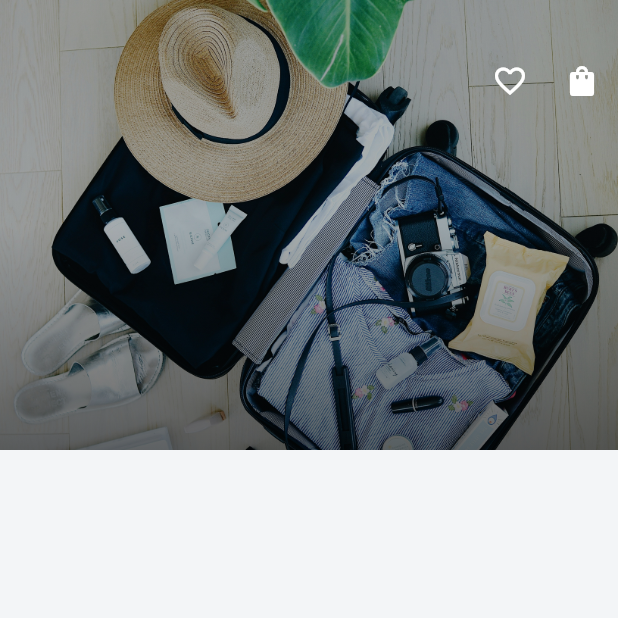
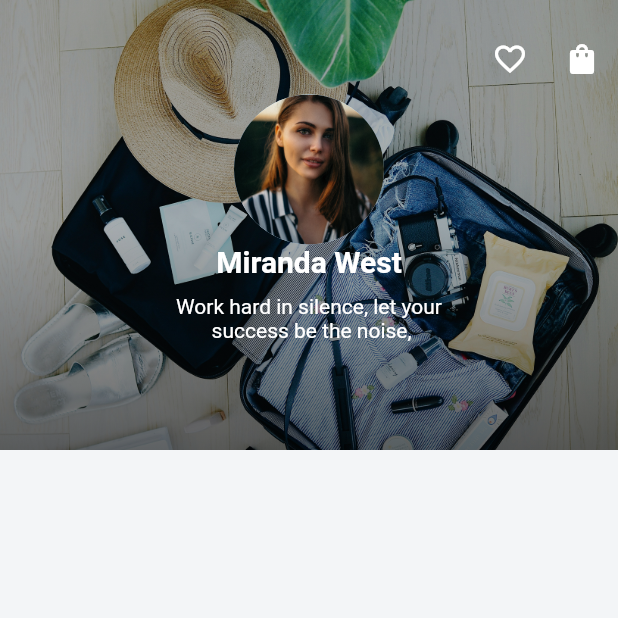
Before and after one commit to Tosin8/hooliday, a Flutter app: the screen it shows after launch, on a phone screen of 412 x 824 dp, the top half of it. Run offline on Flutter 3.47's test engine with Material 2 defaults, Android fonts, the light colour scheme and no system bars; our stand-ins replace font_awesome_flutter, page_transition.

Commit message:
Update profile.dart
done with header

```diff
--- a/lib/screens/profile.dart
+++ b/lib/screens/profile.dart
@@ -6,12 +6,13 @@ class UserProfile extends StatelessWidget {
   @override
   Widget build(BuildContext context) {
     return Scaffold(
-        body: Stack(
+        body: SafeArea(
+      child: Stack(
         children: [
           Container(
               width: double.infinity,
               height: 300,
-            decoration: BoxDecoration(
+              decoration: const BoxDecoration(
                   image: DecorationImage(
                       image: AssetImage('assets/images/profile_bkg1.jpg'),
                       fit: BoxFit.cover)),
@@ -23,35 +24,48 @@ class UserProfile extends StatelessWidget {
                 ], begin: Alignment.bottomRight)),
                 child: Column(
                   children: [
-                  SizedBox(height: 30),
+                    const SizedBox(height: 15),
                     Row(
                       mainAxisAlignment: MainAxisAlignment.end,
                       children: [
                         IconButton(
                             onPressed: () {},
-                          icon: Icon(
+                            icon: const Icon(
                               Icons.favorite_border_outlined,
                               color: Colors.white,
                             )),
                         IconButton(
                             onPressed: () {},
-                          icon: Icon(
+                            icon: const Icon(
                               Icons.shopping_bag,
                               color: Colors.white,
                             ))
                       ],
                     ),
-                  SizedBox(height: 10),
-                  Container(
-                    decoration: BoxDecoration(
-                        shape: BoxShape.circle,
-                        image: DecorationImage(
-                            image: AssetImage('assets/profile.jpg'))),
+                    const CircleAvatar(
+                      radius: 50,
+                      backgroundImage: AssetImage('assets/profile.jpg'),
+                    ),
+                    const Text(
+                      'Miranda West',
+                      style: TextStyle(
+                          color: Colors.white,
+                          fontSize: 20,
+                          fontWeight: FontWeight.w600),
+                    ),
+                    const SizedBox(height: 10),
+                    const Text(
+                      'Work hard in silence, let your\n success be the noise,',
+                      textAlign: TextAlign.center,
+                      style: TextStyle(
+                        color: Colors.white,
+                      ),
                     )
                   ],
                 ),
               ))
         ],
+      ),
     ));
   }
 }
```
Lines whose indentation alone changed are shown as unchanged.
